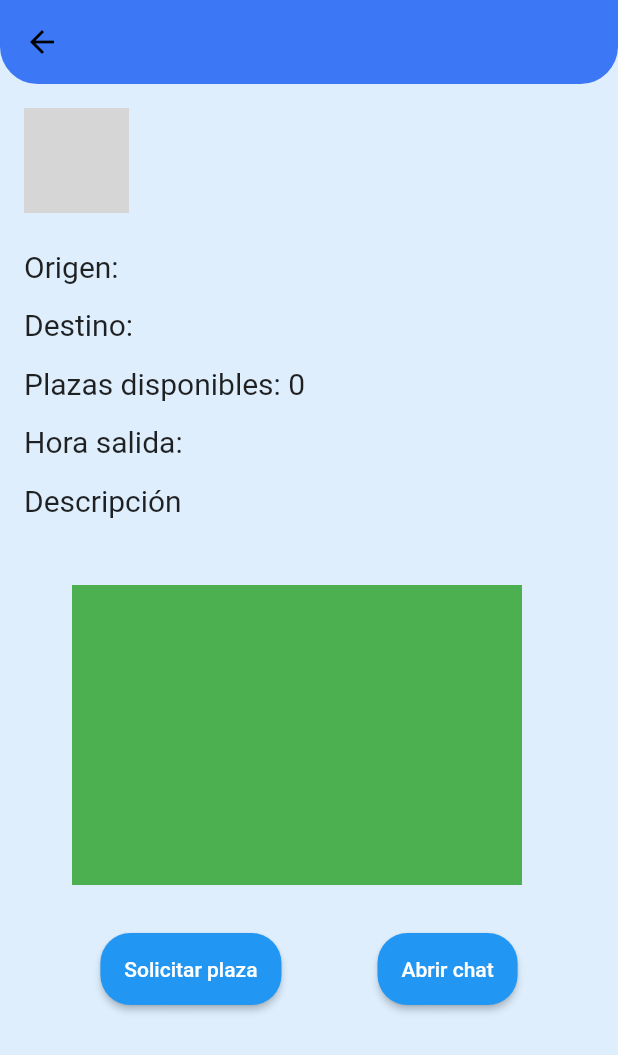
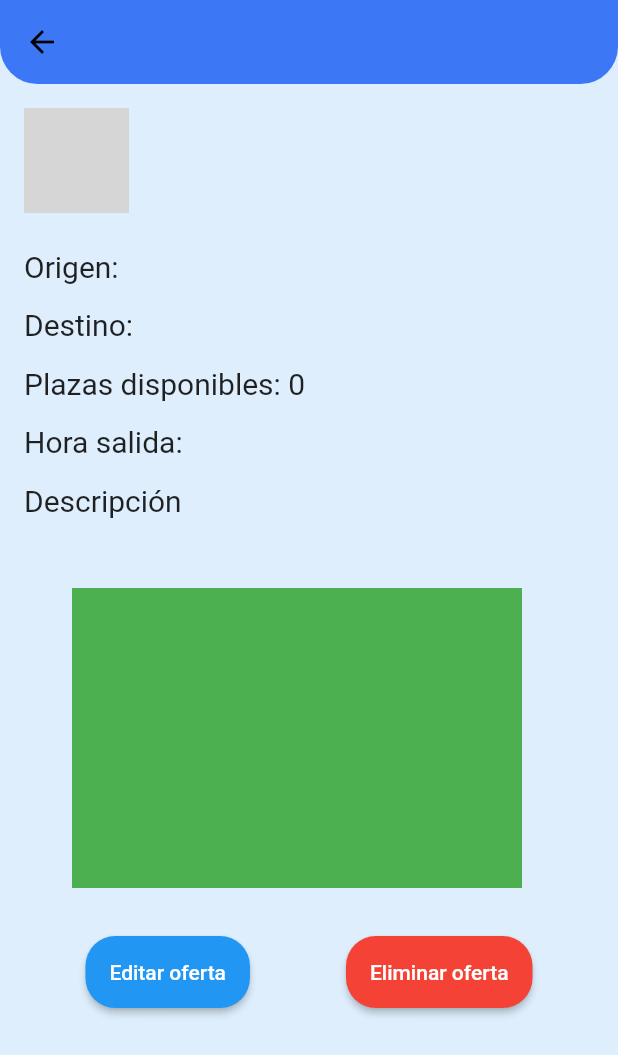
Before and after one commit to BryanVL/unicar, a Flutter app: the VerViajeScreen screen opened directly with empty values, on a phone screen of 412 x 824 dp. Shown: the top 1055 px of the screen. Run offline on Flutter 3.47's test engine with Material 2 defaults, Android fonts, the phone set to English and light mode, and no system bars; our stand-ins replace flutter_riverpod, supabase_flutter; accounts and stored records are empty; network calls fail; grey boxes are pictures that could not be loaded.

Commit message:
TipoViaje añadido para controlar boton enseñado

```diff
--- a/lib/models/oferta.dart
+++ b/lib/models/oferta.dart
@@ -92,3 +92,5 @@ class Oferta {
         .eq('id', id);
   }
 }
+
+enum TipoViaje { propio, apuntado, oferta }
--- a/lib/screens/mis_viajes_screen.dart
+++ b/lib/screens/mis_viajes_screen.dart
@@ -1,5 +1,6 @@
 import 'package:flutter/material.dart';
 import 'package:flutter_riverpod/flutter_riverpod.dart';
+import 'package:unicar/models/oferta.dart';
 import 'package:unicar/providers/viaje_provider.dart';
 
 import '../widgets/seccion_tarjetas.dart';
@@ -30,6 +31,7 @@ class MisViajesScreen extends ConsumerWidget {
                 viajesDelUsuario.when(
                   data: (data) {
                     return SeccionTarjetas(
+                      tipo: TipoViaje.propio,
                       datosViaje: data,
                     );
                   },
@@ -60,6 +62,7 @@ class MisViajesScreen extends ConsumerWidget {
                 viajesApuntado.when(
                   data: (data) {
                     return SeccionTarjetas(
+                      tipo: TipoViaje.apuntado,
                       datosViaje: data,
                     );
                   },
--- a/lib/screens/ofertas_screen.dart
+++ b/lib/screens/ofertas_screen.dart
@@ -1,6 +1,6 @@
 import 'package:flutter/material.dart';
 import 'package:flutter_riverpod/flutter_riverpod.dart';
-import 'package:supabase_flutter/supabase_flutter.dart';
+import 'package:unicar/models/oferta.dart';
 import 'package:unicar/providers/viaje_provider.dart';
 import 'package:unicar/widgets/buttons.dart';
 
@@ -46,6 +46,7 @@ class OfertasScreen extends ConsumerWidget {
                     itemCount: data.length,
                     itemBuilder: (context, index) {
                       return TarjetaViajeWidget(
+                        tipo: TipoViaje.oferta,
                         datosTarjeta: TarjetaViaje(
                           id: data[index].id,
                           origen: data[index].origen,
--- a/lib/screens/ver_viaje_screen.dart
+++ b/lib/screens/ver_viaje_screen.dart
@@ -7,9 +7,57 @@ class VerViajeScreen extends StatelessWidget {
   VerViajeScreen({
     super.key,
     required this.oferta,
+    required this.tipo,
   });
+  final TipoViaje tipo;
+  final Oferta oferta;
+  final estiloTexto = const TextStyle(
+    fontSize: 20,
+    fontWeight: FontWeight.w400,
+  );
 
-  final Oferta oferta;
+  final botonEliminar = boton(
+    colorBoton: Colors.red,
+    paddingTodo: 16,
+    funcion: () {},
+    textoBoton: 'Eliminar oferta',
+  );
+
+  final botonEditar = boton(
+    paddingTodo: 16,
+    funcion: () {},
+    textoBoton: 'Editar oferta',
+  );
+
+  final botonAbrirChat = boton(
+    paddingTodo: 16,
+    funcion: () {},
+    textoBoton: 'Abrir chat',
+  );
+
+  final botonSolicitar = boton(
+    paddingTodo: 16,
+    funcion: () {},
+    textoBoton: 'Reservar plaza',
+  );
+
+  final botonCancelarPlaza = boton(
+    colorBoton: Colors.red,
+    paddingTodo: 16,
+    funcion: () {},
+    textoBoton: 'Cancelar plaza',
+  );
+
+  Widget devolverBoton(TipoViaje t) {
+    switch (t) {
+      case TipoViaje.propio:
+        return botonEditar;
+      case TipoViaje.apuntado:
+        return botonCancelarPlaza;
+      case TipoViaje.oferta:
+        return botonSolicitar;
+    }
+  }
 
   @override
   Widget build(BuildContext context) {
@@ -23,7 +71,8 @@ class VerViajeScreen extends StatelessWidget {
           },
         ),
       ),
-      body: Column(
+      body: SingleChildScrollView(
+        child: Column(
           crossAxisAlignment: CrossAxisAlignment.start,
           children: [
             Padding(
@@ -40,58 +89,67 @@ class VerViajeScreen extends StatelessWidget {
                     ),
                   ),
                   Padding(
-                  padding: EdgeInsets.only(left: 16),
+                    padding: const EdgeInsets.only(left: 16),
                     child: Text(
                       oferta.nombreCreador!,
-                    style: TextStyle(fontSize: 24, fontWeight: FontWeight.w600),
+                      style: const TextStyle(
+                        fontSize: 24,
+                        fontWeight: FontWeight.w600,
+                      ),
                     ),
                   ),
                 ],
               ),
             ),
             Padding(
-            padding: EdgeInsets.only(left: 16.0, bottom: 8, top: 8),
+              padding: const EdgeInsets.only(left: 16.0, bottom: 8, top: 8),
               child: Text(
                 'Origen: ${oferta.origen}',
-              style: TextStyle(
-                fontSize: 20,
-                fontWeight: FontWeight.w400,
-              ),
+                style: estiloTexto,
               ),
             ),
             Padding(
-            padding: EdgeInsets.only(left: 16.0, bottom: 8, top: 8),
+              padding: const EdgeInsets.only(
+                left: 16.0,
+                bottom: 8,
+                top: 8,
+              ),
               child: Text(
                 'Destino: ${oferta.destino}',
-              style: TextStyle(fontSize: 20, fontWeight: FontWeight.w400),
+                style: estiloTexto,
               ),
             ),
             Padding(
-            padding: EdgeInsets.only(left: 16.0, bottom: 8, top: 8),
+              padding: const EdgeInsets.only(
+                left: 16.0,
+                bottom: 8,
+                top: 8,
+              ),
               child: Text(
                 'Plazas disponibles: ${oferta.plazasDisponibles}',
-              style: TextStyle(fontSize: 20, fontWeight: FontWeight.w400),
+                style: estiloTexto,
               ),
             ),
             Padding(
-            padding: EdgeInsets.only(left: 16.0, bottom: 8, top: 8),
+              padding: const EdgeInsets.only(
+                left: 16.0,
+                bottom: 8,
+                top: 8,
+              ),
               child: Text(
                 'Hora salida: ${oferta.hora}',
-              style: TextStyle(fontSize: 20, fontWeight: FontWeight.w400),
-            ),
-          ),
-          const Padding(
-            padding: EdgeInsets.only(left: 16.0, bottom: 8, top: 8),
-            child: Text(
-              'Descripción',
-              style: TextStyle(fontSize: 20, fontWeight: FontWeight.w400),
+                style: estiloTexto,
               ),
             ),
             Padding(
-            padding: EdgeInsets.only(bottom: 16.0, left: 16),
+              padding: const EdgeInsets.only(left: 16.0, bottom: 8, top: 8),
+              child: Text('Descripción', style: estiloTexto),
+            ),
+            Padding(
+              padding: const EdgeInsets.only(bottom: 16.0, left: 16),
               child: Text(
                 oferta.descripcion ?? 'Sin descripción',
-              style: TextStyle(fontSize: 18, fontWeight: FontWeight.w400),
+                style: estiloTexto,
               ),
             ),
             Padding(
@@ -104,31 +162,23 @@ class VerViajeScreen extends StatelessWidget {
               ),
             ),
             Padding(
-            padding: const EdgeInsets.only(top: 32.0),
+              padding: const EdgeInsets.only(top: 32.0, bottom: 64),
               child: Row(
                 mainAxisAlignment: MainAxisAlignment.center,
                 children: [
                   Padding(
                     padding: const EdgeInsets.only(right: 32),
-                  child: boton(
-                    paddingTodo: 16,
-                    funcion: () {},
-                    textoBoton: 'Solicitar plaza',
-                  ),
+                    child: devolverBoton(tipo),
                   ),
                   Padding(
                       padding: const EdgeInsets.only(left: 32),
-                  child: boton(
-                    paddingTodo: 16,
-                    funcion: () {},
-                    textoBoton: 'Abrir chat',
-                  ),
-                ),
+                      child: tipo == TipoViaje.propio ? botonEliminar : botonAbrirChat),
                 ],
               ),
             )
           ],
         ),
+      ),
     );
   }
 }
--- a/lib/widgets/buttons.dart
+++ b/lib/widgets/buttons.dart
@@ -10,6 +10,7 @@ class boton extends StatelessWidget {
     this.paddingLeft,
     this.paddingRight,
     this.paddingTodo,
+    this.colorBoton,
   });
   final VoidCallback funcion;
   final String textoBoton;
@@ -18,10 +19,12 @@ class boton extends StatelessWidget {
   final double? paddingLeft;
   final double? paddingRight;
   final double? paddingTodo;
+  final Color? colorBoton;
   @override
   Widget build(BuildContext context) {
     return ElevatedButton(
       style: ElevatedButton.styleFrom(
+        backgroundColor: colorBoton,
         padding: EdgeInsets.only(
           top: paddingTop ?? paddingTodo ?? 0,
           bottom: paddingBottom ?? paddingTodo ?? 0,
--- a/lib/widgets/seccion_tarjetas.dart
+++ b/lib/widgets/seccion_tarjetas.dart
@@ -1,4 +1,5 @@
 import 'package:flutter/material.dart';
+import 'package:unicar/models/oferta.dart';
 import 'package:unicar/models/tarjetaViaje.dart';
 import 'package:unicar/widgets/tarjeta_viaje.dart';
 
@@ -6,8 +7,10 @@ class SeccionTarjetas extends StatelessWidget {
   const SeccionTarjetas({
     super.key,
     required this.datosViaje,
+    required this.tipo,
   });
   final List<TarjetaViaje> datosViaje;
+  final TipoViaje tipo;
 
   @override
   Widget build(BuildContext context) {
@@ -22,6 +25,7 @@ class SeccionTarjetas extends StatelessWidget {
         itemCount: datosViaje.length,
         itemBuilder: (context, index) {
           return TarjetaViajeWidget(
+            tipo: tipo,
             datosTarjeta: datosViaje[index],
           );
         },
--- a/lib/widgets/tarjeta_viaje.dart
+++ b/lib/widgets/tarjeta_viaje.dart
@@ -8,8 +8,10 @@ class TarjetaViajeWidget extends StatelessWidget {
   const TarjetaViajeWidget({
     super.key,
     required this.datosTarjeta,
+    required this.tipo,
   });
   final TarjetaViaje datosTarjeta;
+  final TipoViaje tipo;
 
   @override
   Widget build(BuildContext context) {
@@ -26,6 +28,7 @@ class TarjetaViajeWidget extends StatelessWidget {
             Navigator.of(context).push(
               MaterialPageRoute(
                 builder: (context) => VerViajeScreen(
+                  tipo: tipo,
                   oferta: Oferta(
                       id: datosTarjeta.id,
                       origen: datosTarjeta.origen,
```
Lines whose indentation alone changed are shown as unchanged.
